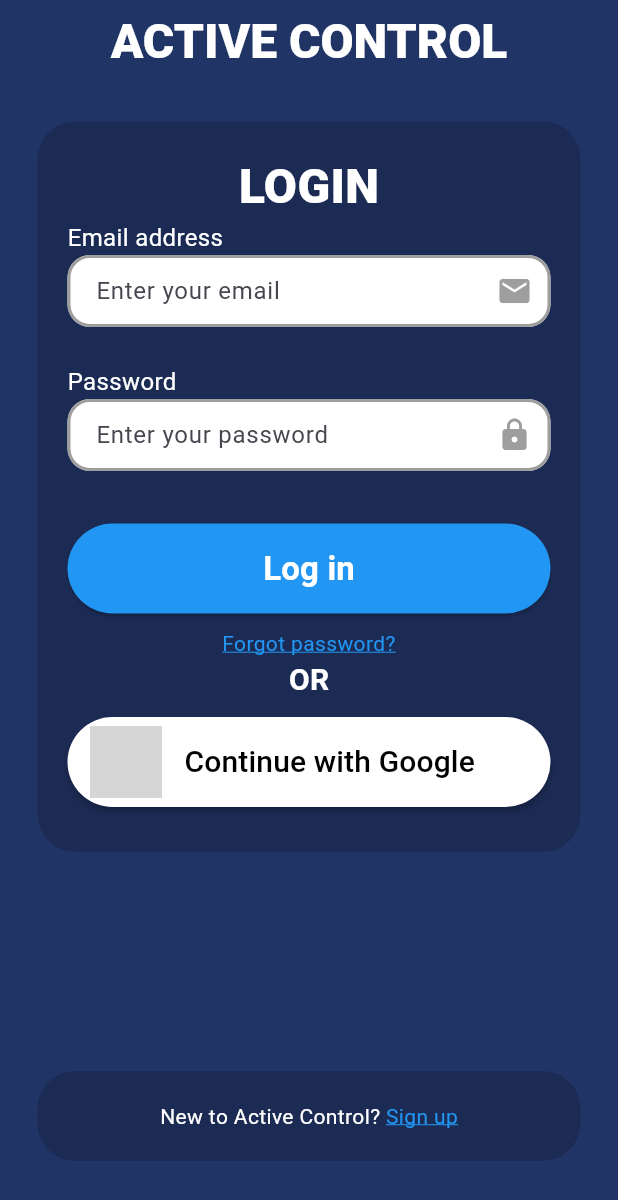
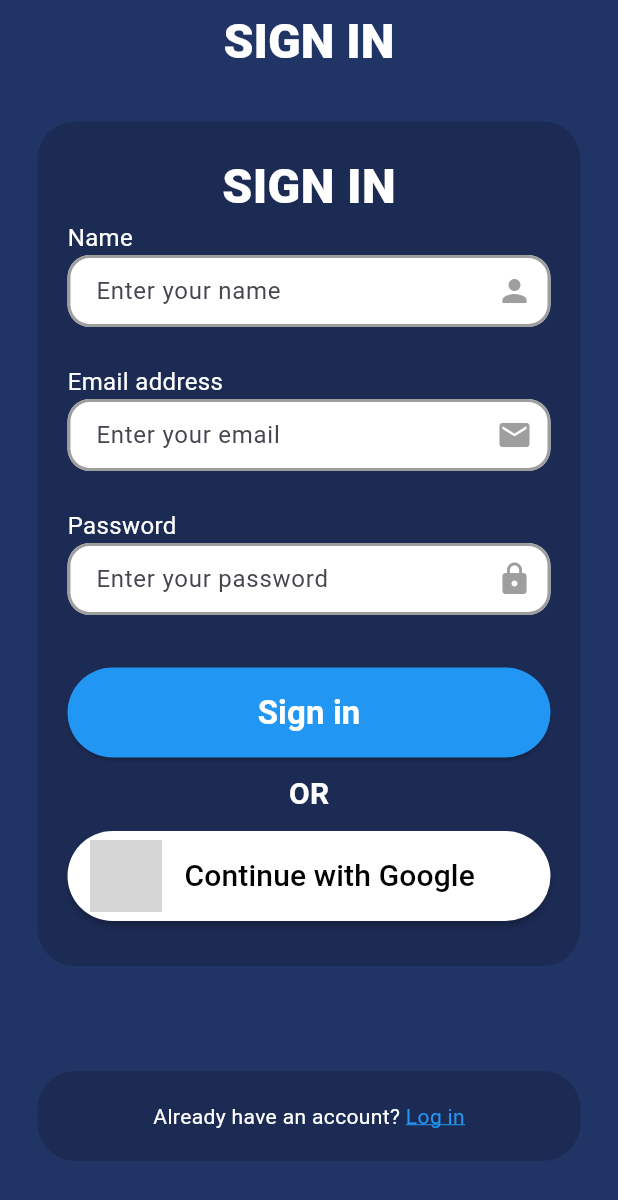
Before and after one commit to WizTV/active_control, a Flutter app: the screen it shows after launch, on a phone screen of 412 x 824 dp. Shown: the top 1200 px of the screen. Run offline on Flutter 3.47's test engine with Material 3 defaults, Android fonts, the phone set to English and light mode, and no system bars; our stand-ins replace firebase_core, flutter_svg; accounts and stored records are empty; grey boxes are pictures that could not be loaded.

Commit message:
Register screen added and navigation between login and register works

```diff
--- a/lib/main.dart
+++ b/lib/main.dart
@@ -1,3 +1,4 @@
+import 'package:activecontrol/pages/register_page.dart';
 import 'package:firebase_core/firebase_core.dart';
 import 'firebase_options.dart';
 import 'package:flutter/material.dart';
@@ -18,7 +19,7 @@
   Widget build(BuildContext context) {
     return MaterialApp(
       debugShowCheckedModeBanner: false,
-      home: const LoginPage(), // Use the LoginPage widget here
+      home: const RegisterPage(), // Use the LoginPage widget here
     );
   }
 }
--- a/lib/pages/login_page.dart
+++ b/lib/pages/login_page.dart
@@ -1,4 +1,5 @@
 import 'package:flutter/material.dart';
+import 'register_page.dart'; // Import the RegisterPage
 import '../widgets/custom_text_field.dart';
 import '../widgets/login_button.dart';
 import '../widgets/google_button.dart';
@@ -143,7 +144,11 @@
                   ),
                   GestureDetector(
                     onTap: () {
-                      // Add navigation logic here for the "Sign up" page
+                      // Navigate to the RegisterPage
+                      Navigator.push(
+                        context,
+                        MaterialPageRoute(builder: (context) => const RegisterPage()),
+                      );
                     },
                     child: const Text(
                       'Sign up',
--- a/lib/pages/register_page.dart
+++ b/lib/pages/register_page.dart
@@ -0,0 +1,169 @@
+import 'package:flutter/material.dart';
+import 'login_page.dart'; // Import the LoginPage
+
+import '../widgets/custom_text_field.dart';
+import '../widgets/login_button.dart';
+import '../widgets/google_button.dart';
+
+class RegisterPage extends StatelessWidget {
+  const RegisterPage({super.key});
+
+  @override
+  Widget build(BuildContext context) {
+    return GestureDetector(
+      onTap: () {
+        // Unfocus the current TextField when tapping outside
+        FocusScope.of(context).unfocus();
+      },
+      child: Scaffold(
+        resizeToAvoidBottomInset: false,
+        backgroundColor: const Color.fromRGBO(33, 52, 102, 1),
+        appBar: AppBar(
+          title: const Text(
+            'SIGN IN',
+            style: TextStyle(
+              color: Color.fromRGBO(255, 255, 255, 1),
+              fontWeight: FontWeight.w800,
+              fontSize: 32,
+            ),
+          ),
+          backgroundColor: const Color.fromRGBO(33, 52, 102, 1),
+          centerTitle: true,
+        ),
+        body: Column(
+          mainAxisAlignment: MainAxisAlignment.spaceBetween,
+          children: [
+            Container(
+              width: double.infinity,
+              margin: const EdgeInsets.fromLTRB(25, 25, 25, 25),
+              padding: const EdgeInsets.all(20),
+              decoration: BoxDecoration(
+                color: const Color.fromRGBO(28, 43, 84, 1),
+                borderRadius: BorderRadius.circular(25),
+              ),
+              child: Column(
+                crossAxisAlignment: CrossAxisAlignment.start,
+                children: [
+                  const Align(
+                    alignment: Alignment.center,
+                    child: Text(
+                      'SIGN IN',
+                      style: TextStyle(
+                        color: Color.fromRGBO(255, 255, 255, 1),
+                        fontWeight: FontWeight.w800,
+                        fontSize: 32,
+                      ),
+                    ),
+                  ),
+                  const Text(
+                    'Name',
+                    style: TextStyle(
+                      color: Color.fromRGBO(255, 255, 255, 1),
+                      fontWeight: FontWeight.w400,
+                      fontSize: 16,
+                    ),
+                  ),
+                  CustomTextField(
+                    hintText: 'Enter your name',
+                    icon: Icons.person,
+                    obscureText: false,
+                    keyboardType: TextInputType.name,
+                  ),
+                  const Text(
+                    'Email address',
+                    style: TextStyle(
+                      color: Color.fromRGBO(255, 255, 255, 1),
+                      fontWeight: FontWeight.w400,
+                      fontSize: 16,
+                    ),
+                  ),
+                  CustomTextField(
+                    hintText: 'Enter your email',
+                    icon: Icons.email,
+                    obscureText: false,
+                    keyboardType: TextInputType.emailAddress,
+                  ),
+                  const Text(
+                    'Password',
+                    style: TextStyle(
+                      color: Color.fromRGBO(255, 255, 255, 1),
+                      fontWeight: FontWeight.w400,
+                      fontSize: 16,
+                    ),
+                  ),
+                  CustomTextField(
+                    hintText: 'Enter your password',
+                    icon: Icons.lock,
+                    obscureText: true,
+                  ),
+                  LoginButton(
+                    text: 'Sign in',
+                    onPressed: () {
+                      print('Sign in button pressed');
+                    },
+                  ),
+                  const Center(
+                    child: Text(
+                      'OR',
+                      style: TextStyle(
+                        color: Colors.white,
+                        fontSize: 20,
+                        fontWeight: FontWeight.bold,
+                      ),
+                    ),
+                  ),
+                  GoogleButton(
+                    text: 'Continue with Google',
+                    iconPath: 'lib/icons/icons8-google.svg',
+                    onPressed: () {
+                      print('Google button pressed');
+                    },
+                  ),
+                ],
+              ),
+            ),
+            Container(
+              width: double.infinity,
+              margin: const EdgeInsets.fromLTRB(25, 0, 25, 50),
+              padding: const EdgeInsets.all(20),
+              decoration: BoxDecoration(
+                color: const Color.fromRGBO(28, 43, 84, 1),
+                borderRadius: BorderRadius.circular(25),
+              ),
+              child: Row(
+                mainAxisAlignment: MainAxisAlignment.center,
+                children: [
+                  const Text(
+                    'Already have an account? ',
+                    style: TextStyle(
+                      color: Colors.white,
+                      fontSize: 14,
+                    ),
+                  ),
+                  GestureDetector(
+                    onTap: () {
+                      // Navigate to the LoginPage
+                      Navigator.push(
+                        context,
+                        MaterialPageRoute(builder: (context) => const LoginPage()),
+                      );
+                    },
+                    child: const Text(
+                      'Log in',
+                      style: TextStyle(
+                        color: Colors.blue,
+                        fontSize: 14,
+                        decoration: TextDecoration.underline,
+                        decorationColor: Colors.blue,
+                      ),
+                    ),
+                  ),
+                ],
+              ),
+            ),
+          ],
+        ),
+      ),
+    );
+  }
+}
```
